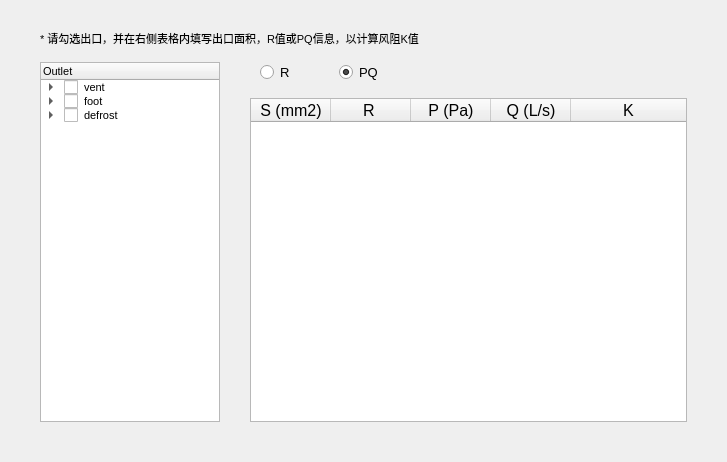
Before: the Qt Designer form fluent_gui/ui_qt/ui_k_test.ui in qweaxdzsc/fluent_add_on, drawn with Qt 5.
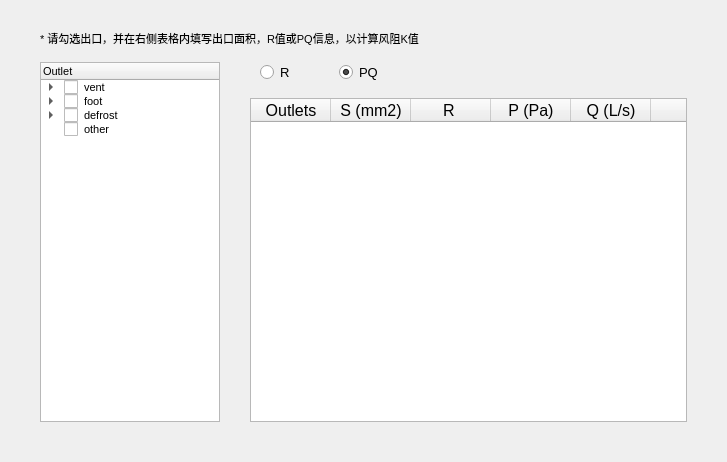
After: the same form once the commit is applied.

Diff of the .ui file:
```diff
--- a/fluent_gui/ui_qt/ui_k_test.ui
+++ b/fluent_gui/ui_qt/ui_k_test.ui
@@ -267,6 +267,14 @@
        </property>
       </item>
      </item>
+     <item>
+      <property name="text">
+       <string>other</string>
+      </property>
+      <property name="checkState">
+       <enum>Unchecked</enum>
+      </property>
+     </item>
     </widget>
    </item>
    <item row="2" column="1">
@@ -283,6 +291,11 @@
      <attribute name="horizontalHeaderStretchLastSection">
       <bool>true</bool>
      </attribute>
+     <column>
+      <property name="text">
+       <string>Outlets</string>
+      </property>
+     </column>
      <column>
       <property name="text">
        <string>S (mm2)</string>
```
